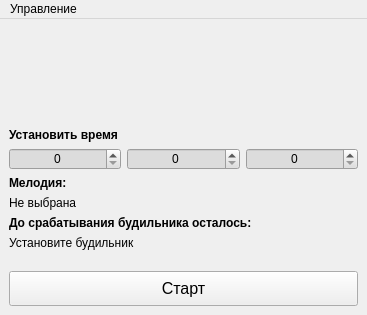
Qt form problems/sprint2/alarm/submission/mainwindow.ui (difurka/cpp-qt) before a commit.
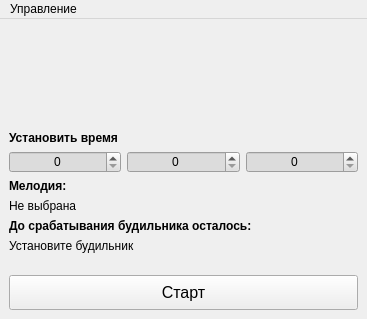
The same form after that commit. Icons and pictures are not drawn.

Diff of the .ui file:
```diff
--- a/problems/sprint2/alarm/submission/mainwindow.ui
+++ b/problems/sprint2/alarm/submission/mainwindow.ui
@@ -7,7 +7,7 @@
     <x>0</x>
     <y>0</y>
     <width>367</width>
-    <height>315</height>
+    <height>319</height>
    </rect>
   </property>
   <property name="contextMenuPolicy">
```
Left out of the diff: 21 changed lines with no effect on the pictures.
